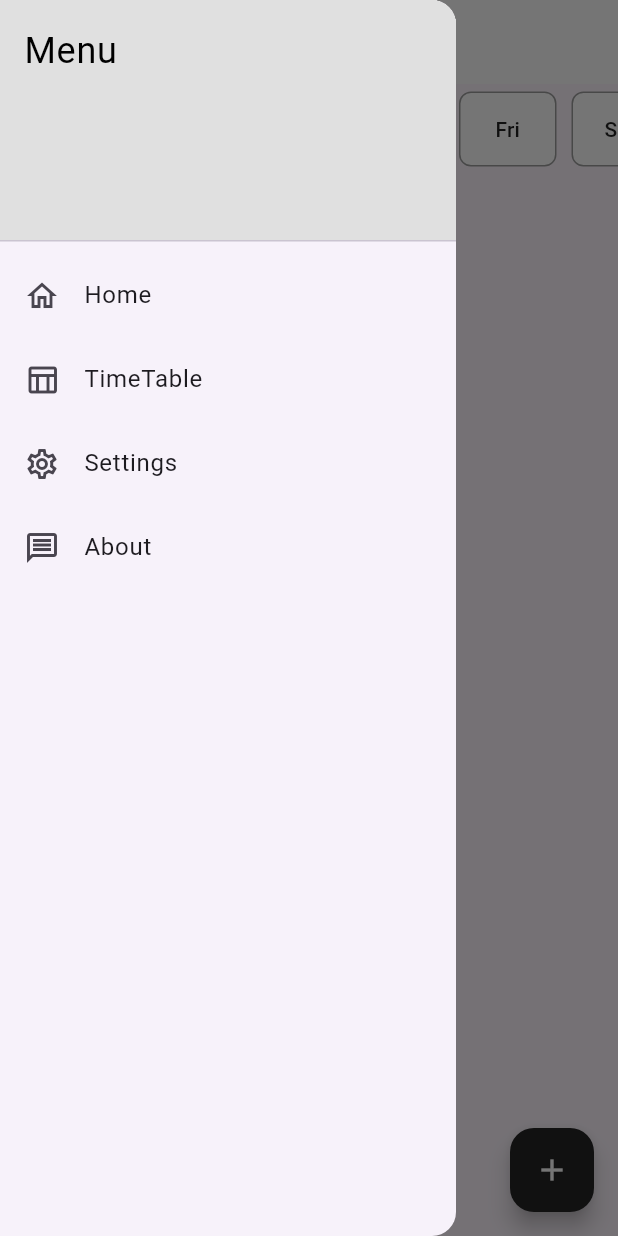
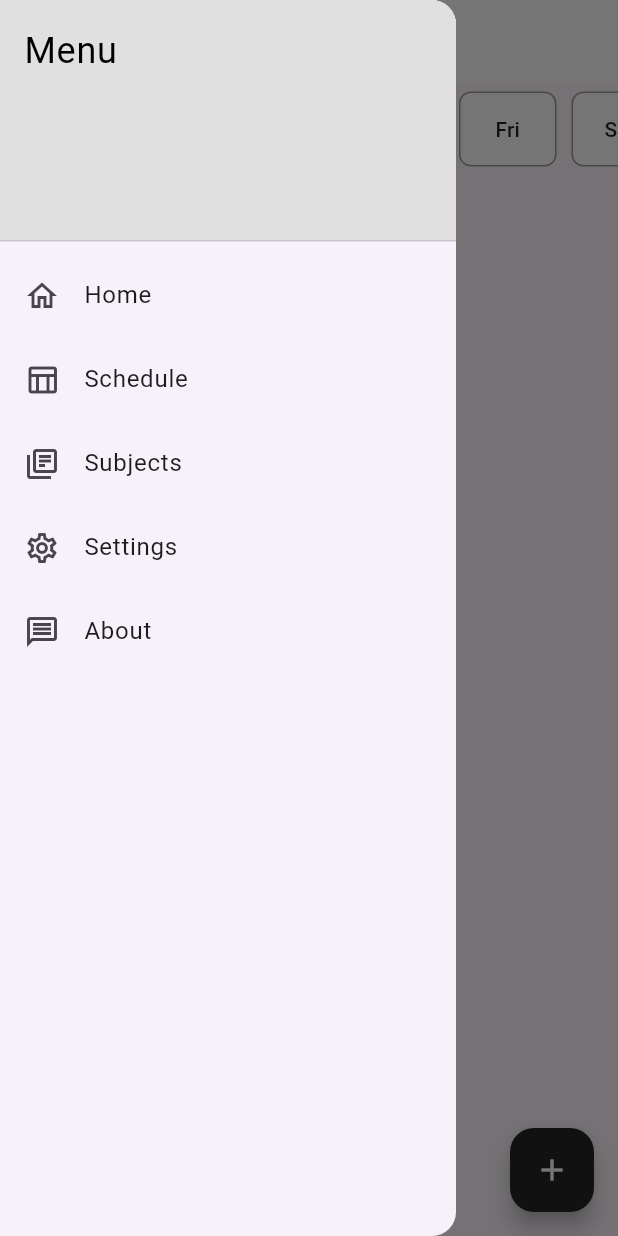
Before and after one commit to BrightBanda/LockIn-Smart-Study, a Flutter app: the screen it shows after launch, with the side drawer open, on a phone screen of 412 x 824 dp. Run offline on Flutter 3.47's test engine with Material 3 defaults, Android fonts, the phone set to English and light mode, and no system bars; our stand-ins replace flutter_riverpod.

Commit message:
feat: add subjects page and navigation from homepage

```diff
--- a/lib/main.dart
+++ b/lib/main.dart
@@ -1,6 +1,7 @@
 import 'package:flutter/material.dart';
 import 'package:flutter_riverpod/flutter_riverpod.dart';
 import 'package:smart_study/src/presentation/view/home_page.dart';
+import 'package:smart_study/src/presentation/view/subjects_page.dart';
 
 void main() {
   runApp(ProviderScope(child: const MyApp()));
@@ -11,9 +12,12 @@ class MyApp extends StatelessWidget {
 
   @override
   Widget build(BuildContext context) {
-    return const MaterialApp(
+    return MaterialApp(
       debugShowCheckedModeBanner: false,
-      home: Homepage(),
+      home: const Homepage(),
+
+      initialRoute: '/',
+      routes: {'/subjects': (context) => const SubjectsPage()},
     );
   }
 }
--- a/lib/src/presentation/view/home_page.dart
+++ b/lib/src/presentation/view/home_page.dart
@@ -5,7 +5,7 @@ import 'package:smart_study/src/presentation/viewmodel/SubjectViewModel.dart';
 import 'package:smart_study/src/presentation/viewmodel/selectedDayViewModel.dart';
 import 'package:smart_study/src/presentation/viewmodel/studyScheduleViewModel.dart';
 import 'package:smart_study/src/utils/SubjectCard.dart';
-import 'package:smart_study/src/utils/addSubjectDialog.dart';
+import 'package:smart_study/src/utils/addScheduleDialog.dart';
 import 'package:smart_study/src/utils/dayofWeekButton.dart';
 
 class Homepage extends ConsumerWidget {
@@ -51,9 +51,17 @@ class Homepage extends ConsumerWidget {
             ),
             ListTile(
               leading: Icon(Icons.table_chart_outlined),
-              title: Text('TimeTable'),
+              title: Text('Schedule'),
               onTap: () {
                 Navigator.pop(context);
+              },
+            ),
+            ListTile(
+              leading: Icon(Icons.library_books_outlined),
+              title: Text('Subjects'),
+              onTap: () {
+                //Navigator.pop(context);
+                Navigator.pushNamed(context, '/subjects');
               },
             ),
             ListTile(
```
Also changed, not shown: lib/src/presentation/view/subjects_page.dart (added, +56 -0 lines), lib/src/utils/add_subject_Dialog.dart (added, +34 -0 lines), lib/src/utils/subject_tile.dart (added, +32 -0 lines), lib/src/utils/addScheduleDialog.dart (renamed from lib/src/utils/addSubjectDialog.dart).
